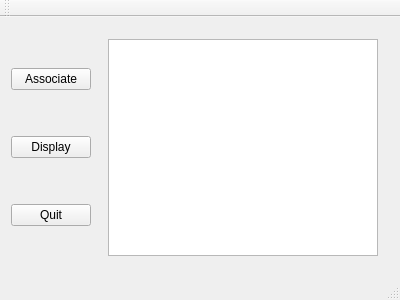
Qt form src/mainwindow.ui (matthieudelaro/GOST-Framework) before a commit.
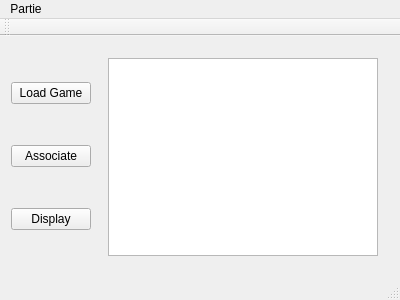
The same form after that commit.

The edit to the form file:
```diff
--- a/src/mainwindow.ui
+++ b/src/mainwindow.ui
@@ -19,6 +19,13 @@
      <layout class="QHBoxLayout" name="horizontalLayout">
       <item>
        <layout class="QVBoxLayout" name="verticalLayout">
+        <item>
+         <widget class="QPushButton" name="loadGameButton">
+          <property name="text">
+           <string>Load Game</string>
+          </property>
+         </widget>
+        </item>
         <item>
          <widget class="QPushButton" name="associateButton">
           <property name="text">
@@ -33,13 +40,6 @@
           </property>
          </widget>
         </item>
-        <item>
-         <widget class="QPushButton" name="quitButton">
-          <property name="text">
-           <string>Quit</string>
-          </property>
-         </widget>
-        </item>
        </layout>
       </item>
       <item>
@@ -73,6 +73,16 @@
      <height>25</height>
     </rect>
    </property>
+   <widget class="QMenu" name="menuPartie">
+    <property name="title">
+     <string>Partie</string>
+    </property>
+    <addaction name="actionChoixPartie"/>
+    <addaction name="actionNouvellePartie"/>
+    <addaction name="separator"/>
+    <addaction name="actionQuitter"/>
+   </widget>
+   <addaction name="menuPartie"/>
   </widget>
   <widget class="QToolBar" name="mainToolBar">
    <attribute name="toolBarArea">
```
Left out of the diff: 15 changed lines with no effect on the pictures.
